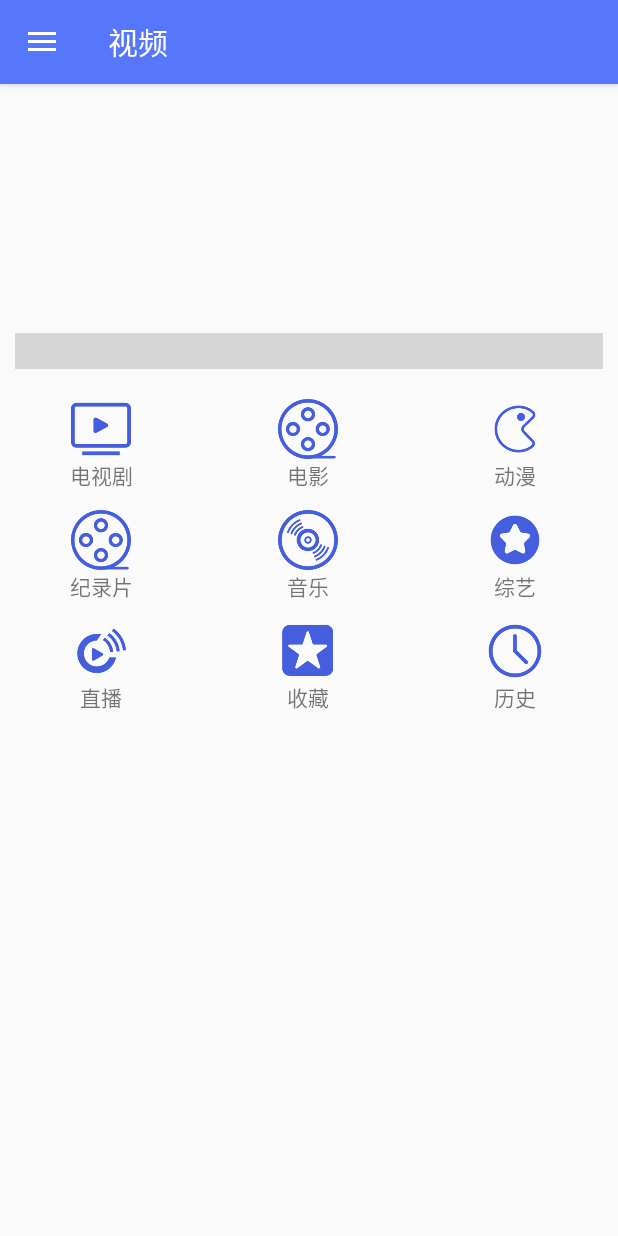
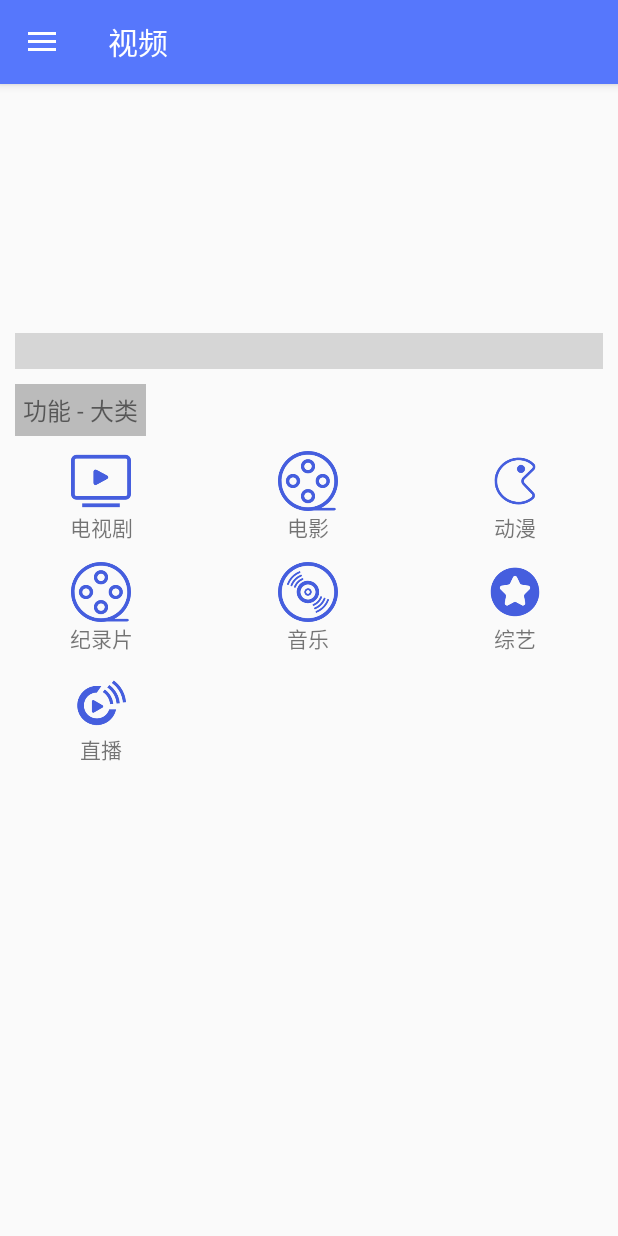
Before and after one commit to lynn01247/tataVideo, an Android app: the HomeActivity screen opened directly, with no data from a screen before it, on a phone screen of 412 x 824 dp. Run offline under Robolectric (Android 15) with nearby library versions, the phone set to English and light mode, and no system bars; libraries missing offline, so code that uses them is left out: com.hejunlin.superindicatorlibray; plain views replace CircleIndicator, LoopViewPager; 5 statements that could not run were skipped; grey boxes are pictures that could not be loaded.

Commit message:
2018-04-10

```diff
--- a/app/src/main/AndroidManifest.xml
+++ b/app/src/main/AndroidManifest.xml
@@ -40,6 +40,7 @@
         <activity android:name="com.tatait.tata_video.live.LiveActivity" />
         <activity android:name="com.tatait.tata_video.favorite.FavoriteActivity" />
         <activity android:name="com.tatait.tata_video.history.HistoryActivity" />
+        <activity android:name="com.tatait.tata_video.blog.BlogActivity" />
 
     </application>
 
--- a/app/src/main/java/com/tatait/tata_video/detail/AlbumDetailActivity.java
+++ b/app/src/main/java/com/tatait/tata_video/detail/AlbumDetailActivity.java
@@ -29,6 +29,7 @@ import com.tatait.tata_video.utils.ImageUtils;
 public class AlbumDetailActivity extends BaseActivity {
 
     private static final String TAG = AlbumDetailActivity.class.getSimpleName();
+    private static final String URL = "http://pl-ali.youku.com/playlist/m3u8?vid=XMzI4OTkzNTg0MA%3D%3D&type=mp4&ups_client_netip=3d9af523&utid=eQnfEqEAJSQCAXgnf6zWSO%2FC&ccode=0501&psid=884c9cbd88ed1a6e1ad79386184f6598&ups_userid=717536199&ups_ytid=717536199&duration=2657&expire=18000&ups_ts=1520214801&onOff=0&encr=0&ups_key=f60508e1fa2b8328463e056a443f7f34";
     private Album mAlbum;
     private boolean mIsShowDesc;
     private int mVideoNo;
@@ -285,7 +286,7 @@ public class AlbumDetailActivity extends BaseActivity {
                     mSuperBitstreamButton.setVisibility(View.VISIBLE);
                     mSuperBitstreamButton.setTag(R.id.key_video_url, url); //视频url
                     if(mTestBtn!=null &&mTestBtn.getVisibility() == View.VISIBLE){
-                        mSuperBitstreamButton.setTag(R.id.key_video_url, "http://pl-ali.youku.com/playlist/m3u8?vid=XMzI4OTkzNTg0MA%3D%3D&type=mp4&ups_client_netip=751c8946&utid=eQnfEqEAJSQCAXgnf6zWSO%2FC&ccode=0501&psid=99bf5bdd9525f34b1569917f64c70192&ups_userid=717536199&ups_ytid=717536199&duration=2657&expire=18000&ups_ts=1519805590&onOff=0&encr=0&ups_key=fc486342965785f2ce77788ad3db4b7b"); //视频url
+                        mSuperBitstreamButton.setTag(R.id.key_video_url, URL); //视频url
                     }
                     mSuperBitstreamButton.setTag(R.id.key_video, video);//视频info
                     mSuperBitstreamButton.setTag(R.id.key_current_video_number, mCurrentVideoPosition);//当前视频
--- a/app/src/main/java/com/tatait/tata_video/home/HomeFragment.java
+++ b/app/src/main/java/com/tatait/tata_video/home/HomeFragment.java
@@ -131,12 +131,12 @@ public class HomeFragment extends BaseFragment {
                 case Channel.LIVE:
                     imgResId = R.drawable.ic_live;
                     break;
-                case Channel.FAVORITE:
-                    imgResId = R.drawable.ic_bookmark;
-                    break;
-                case Channel.HISTORY:
-                    imgResId = R.drawable.ic_history;
-                    break;
+//                case Channel.FAVORITE:
+//                    imgResId = R.drawable.ic_bookmark;
+//                    break;
+//                case Channel.HISTORY:
+//                    imgResId = R.drawable.ic_history;
+//                    break;
             }
 
             holder.imageView.setImageDrawable(getActivity().getResources().getDrawable(imgResId));
--- a/app/src/main/java/com/tatait/tata_video/model/Channel.java
+++ b/app/src/main/java/com/tatait/tata_video/model/Channel.java
@@ -17,9 +17,9 @@ public class Channel implements Serializable {
     public static final int MUSIC = 5;//音乐
     public static final int VARIETY = 6;//综艺
     public static final int LIVE = 7;//直播
-    public static final int FAVORITE = 8;//收藏
-    public static final int HISTORY = 9;//历史记录
-    public static final int MAX_COUNT = 9;//频道数
+//    public static final int FAVORITE = 8;//收藏
+//    public static final int HISTORY = 9;//历史记录
+    public static final int MAX_COUNT = 7;//频道数
 
     private int channelId;
     private String channelName;
@@ -50,12 +50,12 @@ public class Channel implements Serializable {
             case LIVE:
                 channelName = mContext.getResources().getString(com.tatait.tata_video.R.string.channel_live);
                 break;
-            case FAVORITE:
-                channelName = mContext.getResources().getString(com.tatait.tata_video.R.string.channel_favorite);
-                break;
-            case HISTORY:
-                channelName = mContext.getResources().getString(com.tatait.tata_video.R.string.channel_history);
-                break;
+//            case FAVORITE:
+//                channelName = mContext.getResources().getString(com.tatait.tata_video.R.string.channel_favorite);
+//                break;
+//            case HISTORY:
+//                channelName = mContext.getResources().getString(com.tatait.tata_video.R.string.channel_history);
+//                break;
         }
     }
 
--- a/app/src/main/res/layout/fragment_home.xml
+++ b/app/src/main/res/layout/fragment_home.xml
@@ -1,6 +1,5 @@
 <?xml version="1.0" encoding="utf-8"?>
 <LinearLayout xmlns:android="http://schemas.android.com/apk/res/android"
-    xmlns:tools="http://schemas.android.com/tools"
     android:id="@+id/activity_main"
     android:layout_width="match_parent"
     android:layout_height="match_parent"
@@ -14,7 +13,7 @@
         <com.hejunlin.superindicatorlibray.LoopViewPager
             android:id="@+id/looperviewpager"
             android:layout_width="match_parent"
-            android:layout_height="match_parent"/>
+            android:layout_height="match_parent" />
 
         <FrameLayout
             android:layout_width="match_parent"
@@ -26,7 +25,7 @@
                 android:layout_width="match_parent"
                 android:layout_height="match_parent"
                 android:gravity="center"
-                android:orientation="horizontal"/>
+                android:orientation="horizontal" />
 
 
         </FrameLayout>
@@ -34,13 +33,23 @@
 
     </FrameLayout>
 
+    <TextView
+        android:layout_width="wrap_content"
+        android:layout_height="wrap_content"
+        android:layout_marginEnd="@dimen/dimen_20dp"
+        android:layout_marginStart="@dimen/dimen_20dp"
+        android:background="@color/grey_medium_light"
+        android:padding="@dimen/dimen_10dp"
+        android:text="@string/sort_type"
+        android:textSize="@dimen/dimen_32sp" />
+
     <GridView
         android:id="@+id/gv_channel"
         android:layout_width="match_parent"
         android:layout_height="match_parent"
+        android:horizontalSpacing="@dimen/dimen_6dp"
         android:numColumns="3"
-        android:verticalSpacing="@dimen/dimen_6dp"
-        android:horizontalSpacing="@dimen/dimen_6dp"/>
+        android:verticalSpacing="@dimen/dimen_6dp" />
 
 
 </LinearLayout>
--- a/app/src/main/res/menu/navigation_menu.xml
+++ b/app/src/main/res/menu/navigation_menu.xml
@@ -10,9 +10,17 @@
             android:icon="@drawable/iconfont_home"
             android:title="视频" />
         <item
+            android:id="@+id/navigation_item_history"
+            android:icon="@drawable/ic_history"
+            android:title="播放历史" />
+        <item
+            android:id="@+id/navigation_item_collect"
+            android:icon="@drawable/ic_bookmark"
+            android:title="我的收藏" />
+        <item
             android:id="@+id/navigation_item_blog"
             android:icon="@drawable/iconfont_blog"
-            android:title="我的博客" />
+            android:title="作者博客" />
         <item
             android:id="@+id/navigation_item_about"
             android:icon="@drawable/iconfont_about"
--- a/app/src/main/res/values/strings.xml
+++ b/app/src/main/res/values/strings.xml
@@ -40,6 +40,7 @@
     <string name="about_api">相关API</string>
     <string name="letv_api">乐视视频接口</string>
     <string name="video_api">视频API</string>
+    <string name="sohu_api">搜狐视频接口</string>
 
     <string name="share">分享</string>
     <string name="share_app">Hello,Tata Video.  全能解码，想看啥就看啥。----这是Tata视频的魅力。%s：http://fir.im/tatavideo</string>
@@ -66,6 +67,7 @@
     <string name="favorite_dialog_sure">确定</string>
     <string name="favorite_dialog_quit">取消</string>
     <string name="history_title">播放历史</string>
+    <string name="sort_type">功能 - 大类</string>
     <string name="history_empty">暂无播放历史!</string>
     <string name="test_url">测试生效\n超清已被替换</string>
     <string name="hdp_tips">由于直播源可能出现失效，如果无法播放，请联系作者进行更新!</string>
--- a/app/src/main/res/xml/preference_about.xml
+++ b/app/src/main/res/xml/preference_about.xml
@@ -16,5 +16,8 @@
         <Preference
             android:summary="@string/letv_api"
             android:title="@string/video_api" />
+        <Preference
+            android:summary="@string/letv_api"
+            android:title="@string/video_api" />
     </PreferenceCategory>
 </PreferenceScreen>
```
Also changed, not shown: app/src/main/java/com/tatait/tata_video/blog/BlogActivity.java (added, +62 -0 lines), app/src/main/java/com/tatait/tata_video/home/HomeActivity.java (+21 -9 lines), app/src/main/res/layout/activity_blog.xml (added, +10 -0 lines).
